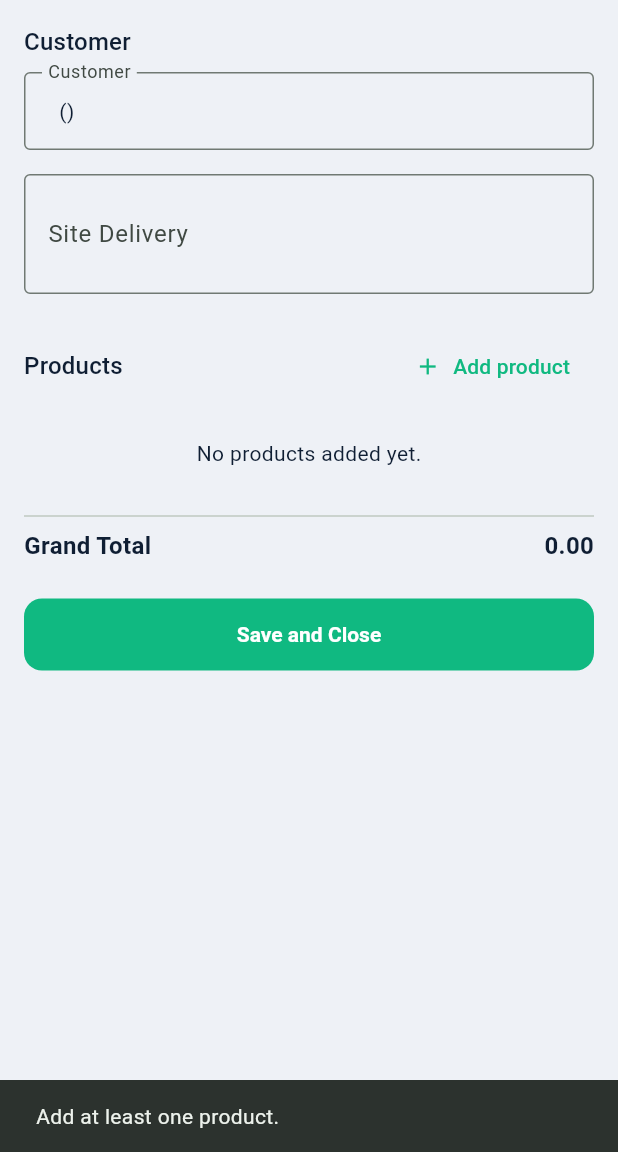
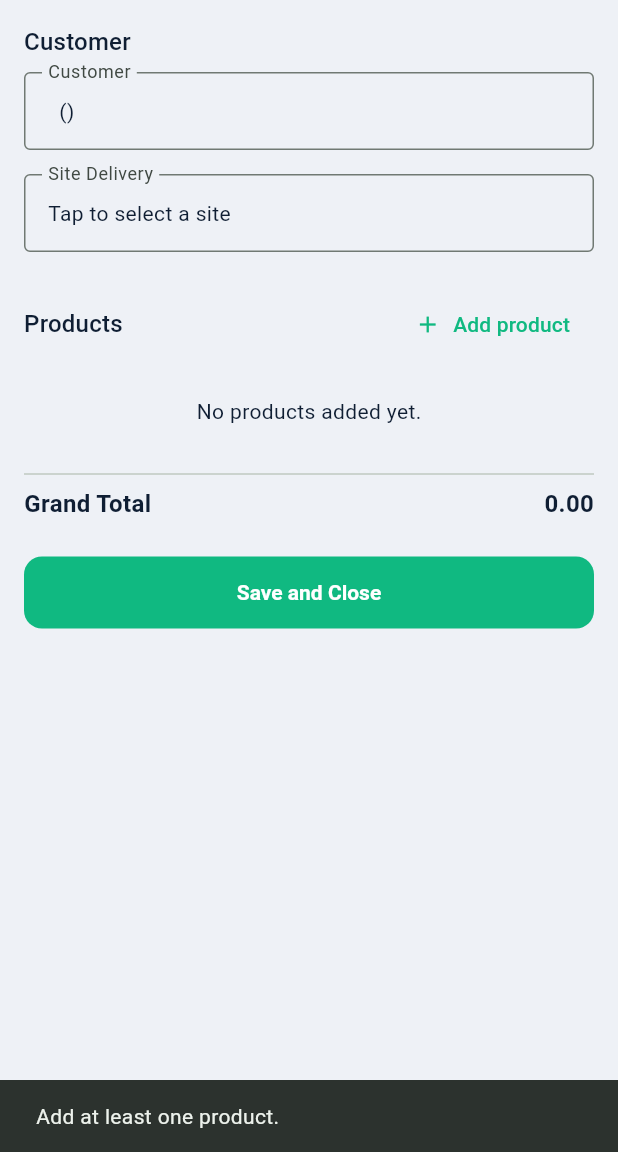
Before and after one commit to yuvarajit60/MYS-POS-Mobile-Application, a Flutter app: the CreateSalesOrderScreen screen opened directly, after a tap on "Save and Close", on a phone screen of 412 x 824 dp, the part 84-1236 px from its top. Run offline on Flutter 3.47's test engine with Material 3 defaults, Android fonts, the phone set to English and light mode, and no system bars; our stand-ins replace dio, fl_chart, flutter_secure_storage, pdf, printing; accounts and stored records are empty; network calls fail.

Commit message:
Sales Order: pick Site from the customer's own sites, not free text
The "Site Delivery" field was a free-text box writing straight into
SALESORDER.SHIPPINGADDRESS. Replaced it with a picker sourced from the
SITE table, scoped to the selected customer (GET /api/sites now takes
an optional customerId) — mirrors how every other reference field in
this app is a selection, not typed text. Still stores into
SHIPPINGADDRESS (SALESORDER has no SITEID column, unlike TRIPENTRY) —
picking a site fills that column with "<site name>, <area name>".

Co-Authored-By: Claude Sonnet 5 <noreply@anthropic.com>

```diff
--- a/mys_mobile/lib/screens/create_sales_order_screen.dart
+++ b/mys_mobile/lib/screens/create_sales_order_screen.dart
@@ -2,9 +2,11 @@ import 'package:flutter/material.dart';
 import '../models/customer.dart';
 import '../models/product.dart';
 import '../models/sales_order_line.dart';
+import '../models/site.dart';
 import '../services/customer_service.dart';
 import '../services/product_service.dart';
 import '../services/sales_order_service.dart';
+import '../services/site_service.dart';
 import 'customer_form_screen.dart';
 import 'product_form_screen.dart';
 import 'widgets/line_items_grid.dart';
@@ -21,9 +23,10 @@ class _CreateSalesOrderScreenState extends State<CreateSalesOrderScreen> {
   final _customerService = CustomerService();
   final _productService = ProductService();
   final _salesOrderService = SalesOrderService();
+  final _siteService = SiteService();
 
-  final _shippingAddressController = TextEditingController();
   Customer? _selectedCustomer;
+  Site? _selectedSite;
   final List<SalesOrderLine> _lines = [];
   bool _saving = false;
 
@@ -45,7 +48,27 @@ class _CreateSalesOrderScreenState extends State<CreateSalesOrderScreen> {
         MaterialPageRoute(builder: (_) => const CustomerFormScreen()),
       ),
     );
-    if (customer != null) setState(() => _selectedCustomer = customer);
+    if (customer == null) return;
+    setState(() {
+      _selectedCustomer = customer;
+      _selectedSite = null;
+    });
+  }
+
+  Future<void> _pickSite() async {
+    if (_selectedCustomer == null) {
+      _showMessage('Select a customer first.');
+      return;
+    }
+
+    final site = await showSearchPicker<Site>(
+      context: context,
+      title: 'Search site',
+      search: (query) => _siteService.search(query, customerId: _selectedCustomer!.customerId),
+      itemLabel: (s) => s.siteName,
+      itemSubtitle: (s) => s.areaName,
+    );
+    if (site != null) setState(() => _selectedSite = site);
   }
 
   Future<void> _addProduct() async {
@@ -105,9 +128,10 @@ class _CreateSalesOrderScreenState extends State<CreateSalesOrderScreen> {
 
     setState(() => _saving = true);
     try {
+      final site = _selectedSite;
       final result = await _salesOrderService.create(
         customer: _selectedCustomer!,
-        shippingAddress: _shippingAddressController.text.trim(),
+        shippingAddress: site == null ? '' : '${site.siteName}, ${site.areaName}',
         lines: _lines,
       );
       if (!mounted) return;
@@ -122,12 +146,6 @@ class _CreateSalesOrderScreenState extends State<CreateSalesOrderScreen> {
 
   void _showMessage(String message) {
     ScaffoldMessenger.of(context).showSnackBar(SnackBar(content: Text(message)));
-  }
-
-  @override
-  void dispose() {
-    _shippingAddressController.dispose();
-    super.dispose();
   }
 
   @override
@@ -153,10 +171,16 @@ class _CreateSalesOrderScreenState extends State<CreateSalesOrderScreen> {
               ),
             ),
             const SizedBox(height: 16),
-            TextField(
-              controller: _shippingAddressController,
-              maxLines: 2,
-              decoration: const InputDecoration(labelText: 'Site Delivery', border: OutlineInputBorder()),
+            InkWell(
+              onTap: _pickSite,
+              child: InputDecorator(
+                decoration: const InputDecoration(border: OutlineInputBorder(), labelText: 'Site Delivery'),
+                child: Text(
+                  _selectedSite == null
+                      ? 'Tap to select a site'
+                      : '${_selectedSite!.siteName}  (${_selectedSite!.areaName})',
+                ),
+              ),
             ),
             const SizedBox(height: 24),
             Row(
```
Also changed, not shown: mys_mobile/lib/services/site_service.dart (+5 -2 lines), 2 other files.
